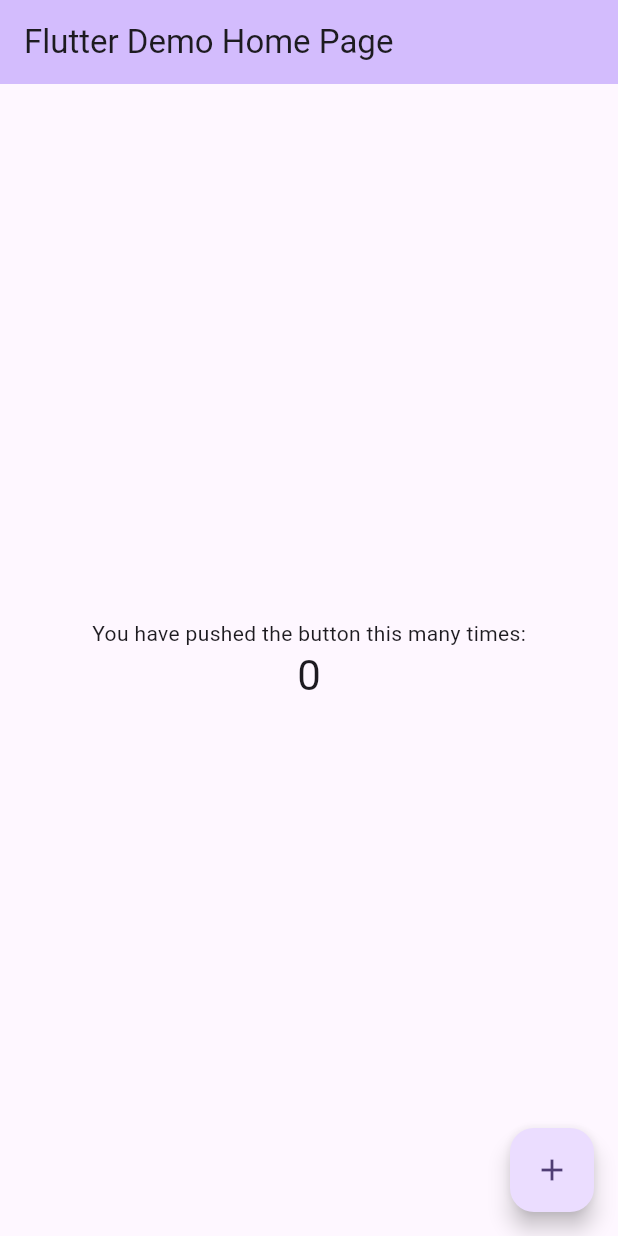
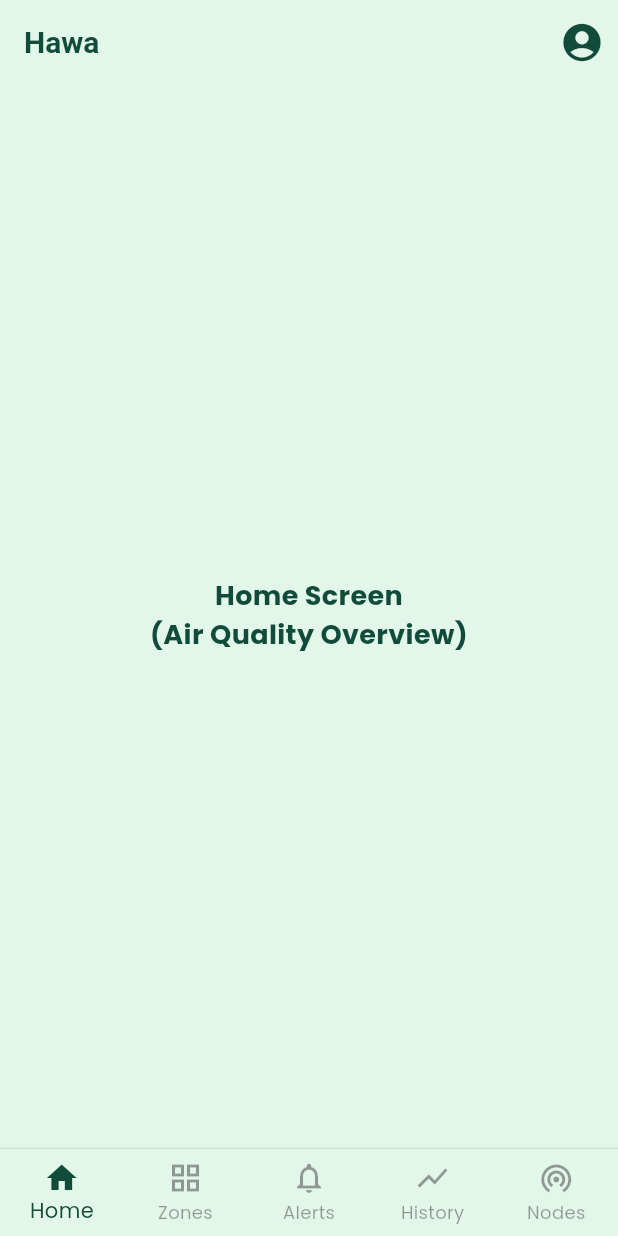
Before and after one commit to mukaaromaah/Hawa-Mobile-Apps, a Flutter app: the screen it shows after launch, on a phone screen of 412 x 824 dp. Run offline on Flutter 3.47's test engine with Material 3 defaults, Android fonts, the phone set to English and light mode, and no system bars; our stand-ins replace google_fonts.

Commit message:
add hawa's placeholder

```diff
--- a/lib/main.dart
+++ b/lib/main.dart
@@ -1,122 +1,21 @@
 import 'package:flutter/material.dart';
+import 'package:hawa_mobile/screens/main_screen.dart';
+import 'package:hawa_mobile/theme/app_theme.dart';
 
 void main() {
-  runApp(const MyApp());
+  runApp(const HawaApp());
 }
 
-class MyApp extends StatelessWidget {
-  const MyApp({super.key});
+class HawaApp extends StatelessWidget {
+  const HawaApp({super.key});
 
-  // This widget is the root of your application.
   @override
   Widget build(BuildContext context) {
     return MaterialApp(
-      title: 'Flutter Demo',
-      theme: ThemeData(
-        // This is the theme of your application.
-        //
-        // TRY THIS: Try running your application with "flutter run". You'll see
-        // the application has a purple toolbar. Then, without quitting the app,
-        // try changing the seedColor in the colorScheme below to Colors.green
-        // and then invoke "hot reload" (save your changes or press the "hot
-        // reload" button in a Flutter-supported IDE, or press "r" if you used
-        // the command line to start the app).
-        //
-        // Notice that the counter didn't reset back to zero; the application
-        // state is not lost during the reload. To reset the state, use hot
-        // restart instead.
-        //
-        // This works for code too, not just values: Most code changes can be
-        // tested with just a hot reload.
-        colorScheme: .fromSeed(seedColor: Colors.deepPurple),
-      ),
-      home: const MyHomePage(title: 'Flutter Demo Home Page'),
+      title: 'Hawa Mobile App',
+      debugShowCheckedModeBanner: false,
+      theme: AppTheme.lightTheme,
+      home: const MainScreen(),
     );
   }
 }
-
-class MyHomePage extends StatefulWidget {
-  const MyHomePage({super.key, required this.title});
-
-  // This widget is the home page of your application. It is stateful, meaning
-  // that it has a State object (defined below) that contains fields that affect
-  // how it looks.
-
-  // This class is the configuration for the state. It holds the values (in this
-  // case the title) provided by the parent (in this case the App widget) and
-  // used by the build method of the State. Fields in a Widget subclass are
-  // always marked "final".
-
-  final String title;
-
-  @override
-  State<MyHomePage> createState() => _MyHomePageState();
-}
-
-class _MyHomePageState extends State<MyHomePage> {
-  int _counter = 0;
-
-  void _incrementCounter() {
-    setState(() {
-      // This call to setState tells the Flutter framework that something has
-      // changed in this State, which causes it to rerun the build method below
-      // so that the display can reflect the updated values. If we changed
-      // _counter without calling setState(), then the build method would not be
-      // called again, and so nothing would appear to happen.
-      _counter++;
-    });
-  }
-
-  @override
-  Widget build(BuildContext context) {
-    // This method is rerun every time setState is called, for instance as done
-    // by the _incrementCounter method above.
-    //
-    // The Flutter framework has been optimized to make rerunning build methods
-    // fast, so that you can just rebuild anything that needs updating rather
-    // than having to individually change instances of widgets.
-    return Scaffold(
-      appBar: AppBar(
-        // TRY THIS: Try changing the color here to a specific color (to
-        // Colors.amber, perhaps?) and trigger a hot reload to see the AppBar
-        // change color while the other colors stay the same.
-        backgroundColor: Theme.of(context).colorScheme.inversePrimary,
-        // Here we take the value from the MyHomePage object that was created by
-        // the App.build method, and use it to set our appbar title.
-        title: Text(widget.title),
-      ),
-      body: Center(
-        // Center is a layout widget. It takes a single child and positions it
-        // in the middle of the parent.
-        child: Column(
-          // Column is also a layout widget. It takes a list of children and
-          // arranges them vertically. By default, it sizes itself to fit its
-          // children horizontally, and tries to be as tall as its parent.
-          //
-          // Column has various properties to control how it sizes itself and
-          // how it positions its children. Here we use mainAxisAlignment to
-          // center the children vertically; the main axis here is the vertical
-          // axis because Columns are vertical (the cross axis would be
-          // horizontal).
-          //
-          // TRY THIS: Invoke "debug painting" (choose the "Toggle Debug Paint"
-          // action in the IDE, or press "p" in the console), to see the
-          // wireframe for each widget.
-          mainAxisAlignment: .center,
-          children: [
-            const Text('You have pushed the button this many times:'),
-            Text(
-              '$_counter',
-              style: Theme.of(context).textTheme.headlineMedium,
-            ),
-          ],
-        ),
-      ),
-      floatingActionButton: FloatingActionButton(
-        onPressed: _incrementCounter,
-        tooltip: 'Increment',
-        child: const Icon(Icons.add),
-      ),
-    );
-  }
-}
--- /dev/null
+++ b/lib/screens/alerts_screen.dart
@@ -0,0 +1,16 @@
+import 'package:flutter/material.dart';
+
+class AlertsScreen extends StatelessWidget {
+  const AlertsScreen({super.key});
+
+  @override
+  Widget build(BuildContext context) {
+    return const Center(
+      child: Text(
+        'Alerts Screen\n(Priority & Alerts)',
+        textAlign: TextAlign.center,
+        style: TextStyle(fontSize: 18, fontWeight: FontWeight.bold),
+      ),
+    );
+  }
+}
--- /dev/null
+++ b/lib/screens/history_screen.dart
@@ -0,0 +1,16 @@
+import 'package:flutter/material.dart';
+
+class HistoryScreen extends StatelessWidget {
+  const HistoryScreen({super.key});
+
+  @override
+  Widget build(BuildContext context) {
+    return const Center(
+      child: Text(
+        'History Screen\n(Trends)',
+        textAlign: TextAlign.center,
+        style: TextStyle(fontSize: 18, fontWeight: FontWeight.bold),
+      ),
+    );
+  }
+}
--- /dev/null
+++ b/lib/screens/home_screen.dart
@@ -0,0 +1,16 @@
+import 'package:flutter/material.dart';
+
+class HomeScreen extends StatelessWidget {
+  const HomeScreen({super.key});
+
+  @override
+  Widget build(BuildContext context) {
+    return const Center(
+      child: Text(
+        'Home Screen\n(Air Quality Overview)',
+        textAlign: TextAlign.center,
+        style: TextStyle(fontSize: 18, fontWeight: FontWeight.bold),
+      ),
+    );
+  }
+}
--- /dev/null
+++ b/lib/screens/main_screen.dart
@@ -0,0 +1,89 @@
+import 'package:flutter/material.dart';
+import 'package:hawa_mobile/screens/home_screen.dart';
+import 'package:hawa_mobile/screens/zones_screen.dart';
+import 'package:hawa_mobile/screens/alerts_screen.dart';
+import 'package:hawa_mobile/screens/history_screen.dart';
+import 'package:hawa_mobile/screens/nodes_screen.dart';
+import 'package:hawa_mobile/theme/app_theme.dart';
+
+class MainScreen extends StatefulWidget {
+  const MainScreen({super.key});
+
+  @override
+  State<MainScreen> createState() => _MainScreenState();
+}
+
+class _MainScreenState extends State<MainScreen> {
+  int _selectedIndex = 0;
+
+  // Daftar halaman yang akan ditampilkan sesuai tab yang dipilih
+  final List<Widget> _screens = const [
+    HomeScreen(),
+    ZonesScreen(),
+    AlertsScreen(),
+    HistoryScreen(),
+    NodesScreen(),
+  ];
+
+  void _onItemTapped(int index) {
+    setState(() {
+      _selectedIndex = index;
+    });
+  }
+
+  @override
+  Widget build(BuildContext context) {
+    return Scaffold(
+      appBar: AppBar(
+        title: const Text('Hawa'),
+        actions: [
+          IconButton(
+            icon: const Icon(Icons.account_circle, size: 30),
+            onPressed: () {},
+          )
+        ],
+      ),
+      body: _screens[_selectedIndex],
+      bottomNavigationBar: Container(
+        decoration: BoxDecoration(
+          border: Border(
+            top: BorderSide(
+              color: AppTheme.primaryGreen.withOpacity(0.1),
+              width: 1,
+            ),
+          ),
+        ),
+        child: BottomNavigationBar(
+          currentIndex: _selectedIndex,
+          onTap: _onItemTapped,
+          items: const [
+            BottomNavigationBarItem(
+              icon: Icon(Icons.home_outlined),
+              activeIcon: Icon(Icons.home),
+              label: 'Home',
+            ),
+            BottomNavigationBarItem(
+              icon: Icon(Icons.grid_view_outlined),
+              activeIcon: Icon(Icons.grid_view),
+              label: 'Zones',
+            ),
+            BottomNavigationBarItem(
+              icon: Icon(Icons.notifications_outlined),
+              activeIcon: Icon(Icons.notifications),
+              label: 'Alerts',
+            ),
+            BottomNavigationBarItem(
+              icon: Icon(Icons.show_chart_outlined),
+              activeIcon: Icon(Icons.show_chart),
+              label: 'History',
+            ),
+            BottomNavigationBarItem(
+              icon: Icon(Icons.wifi_tethering),
+              label: 'Nodes',
+            ),
+          ],
+        ),
+      ),
+    );
+  }
+}
--- /dev/null
+++ b/lib/screens/nodes_screen.dart
@@ -0,0 +1,16 @@
+import 'package:flutter/material.dart';
+
+class NodesScreen extends StatelessWidget {
+  const NodesScreen({super.key});
+
+  @override
+  Widget build(BuildContext context) {
+    return const Center(
+      child: Text(
+        'Nodes Screen\n(Wireless Monitoring)',
+        textAlign: TextAlign.center,
+        style: TextStyle(fontSize: 18, fontWeight: FontWeight.bold),
+      ),
+    );
+  }
+}
--- /dev/null
+++ b/lib/screens/zones_screen.dart
@@ -0,0 +1,16 @@
+import 'package:flutter/material.dart';
+
+class ZonesScreen extends StatelessWidget {
+  const ZonesScreen({super.key});
+
+  @override
+  Widget build(BuildContext context) {
+    return const Center(
+      child: Text(
+        'Zones Screen\n(Zone Monitoring)',
+        textAlign: TextAlign.center,
+        style: TextStyle(fontSize: 18, fontWeight: FontWeight.bold),
+      ),
+    );
+  }
+}
--- /dev/null
+++ b/lib/theme/app_theme.dart
@@ -0,0 +1,48 @@
+import 'package:flutter/material.dart';
+import 'package:google_fonts/google_fonts.dart';
+
+class AppTheme {
+  // Warna Utama dari Mockup
+  static const Color primaryGreen = Color(0xFF114C3B); // Hijau tua / teks
+  static const Color softGreen = Color(0xFFE2F6E9); // Latar belakang utama
+  static const Color accentGreen = Color(0xFF8CD4A5); // Aksen hijau muda
+  static const Color white = Colors.white;
+  static const Color warningRed = Color(0xFFE57373); // Merah peringatan
+
+  static ThemeData get lightTheme {
+    return ThemeData(
+      useMaterial3: true,
+      scaffoldBackgroundColor: softGreen,
+      colorScheme: ColorScheme.light(
+        primary: primaryGreen,
+        secondary: accentGreen,
+        background: softGreen,
+        surface: white,
+        error: warningRed,
+      ),
+      textTheme: GoogleFonts.poppinsTextTheme().apply(
+        bodyColor: primaryGreen,
+        displayColor: primaryGreen,
+      ),
+      bottomNavigationBarTheme: const BottomNavigationBarThemeData(
+        backgroundColor: softGreen,
+        selectedItemColor: primaryGreen,
+        unselectedItemColor: Colors.black38,
+        showUnselectedLabels: true,
+        type: BottomNavigationBarType.fixed,
+        elevation: 0,
+      ),
+      appBarTheme: const AppBarTheme(
+        backgroundColor: softGreen,
+        elevation: 0,
+        centerTitle: false,
+        iconTheme: IconThemeData(color: primaryGreen),
+        titleTextStyle: TextStyle(
+          color: primaryGreen,
+          fontSize: 20,
+          fontWeight: FontWeight.bold,
+        ),
+      ),
+    );
+  }
+}
--- a/pubspec.yaml
+++ b/pubspec.yaml
@@ -34,6 +34,7 @@ dependencies:
   # The following adds the Cupertino Icons font to your application.
   # Use with the CupertinoIcons class for iOS style icons.
   cupertino_icons: ^1.0.8
+  google_fonts: ^8.2.1
 
 dev_dependencies:
   flutter_test:
```
Also changed, not shown: pubspec.lock, 2 other files.
